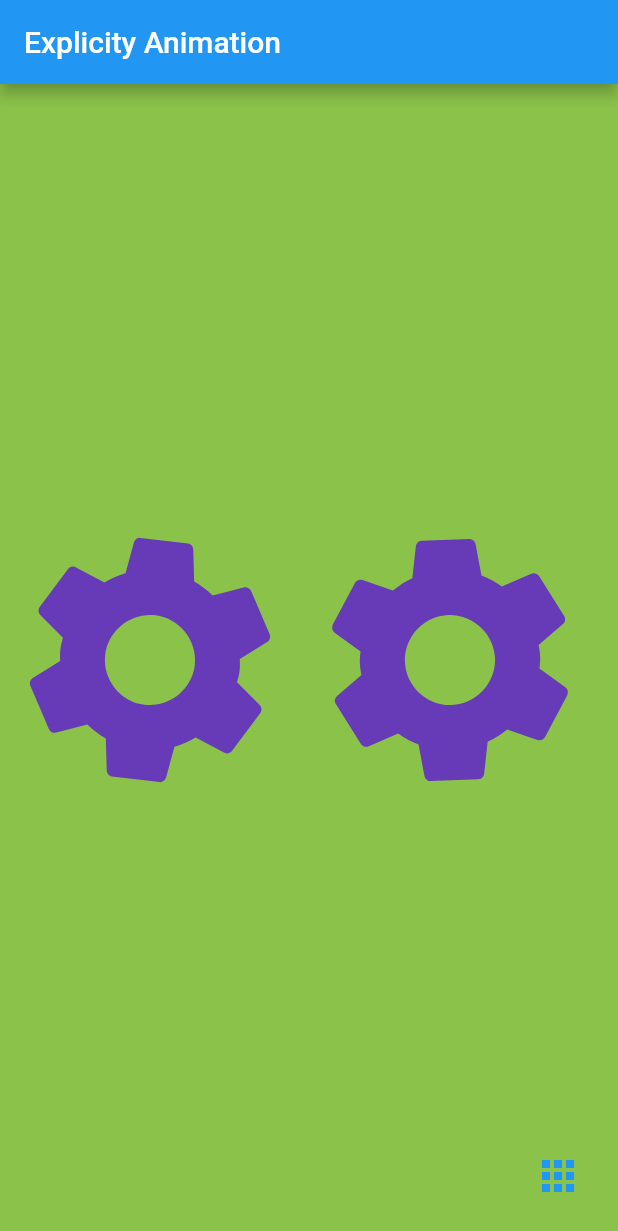
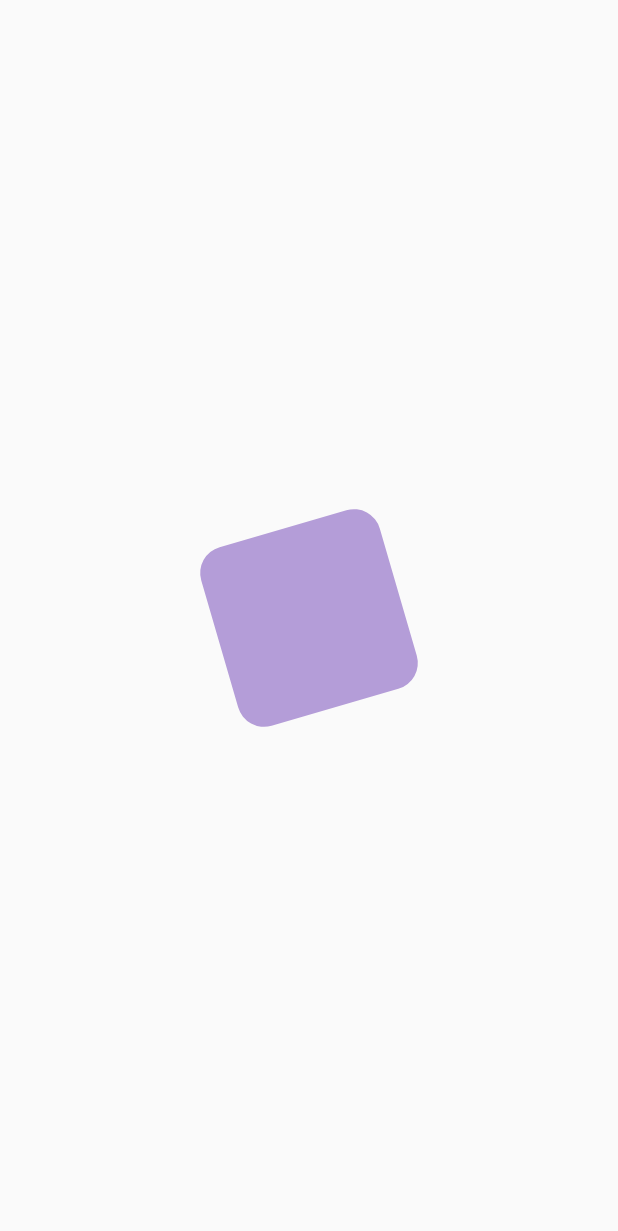
Before and after one commit to helenaAfshari/animations_flutter, a Flutter app: the screen it shows after launch, on a phone screen of 412 x 824 dp. Shown: the top 1231 px of the screen. Run offline on Flutter 3.47's test engine with Material 2 defaults, Android fonts, the phone set to English and light mode, and no system bars.

Commit message:
animations

```diff
--- a/lib/gen/assets.gen.dart
+++ b/lib/gen/assets.gen.dart
@@ -16,11 +16,14 @@ class $AssetsImagesGen {
   AssetGenImage get download =>
       const AssetGenImage('assets/images/download.png');
 
+  /// File path: assets/images/hln.jpg
+  AssetGenImage get hln => const AssetGenImage('assets/images/hln.jpg');
+
   /// File path: assets/images/ship.jpg
   AssetGenImage get ship => const AssetGenImage('assets/images/ship.jpg');
 
   /// List of all assets
-  List<AssetGenImage> get values => [download, ship];
+  List<AssetGenImage> get values => [download, hln, ship];
 }
 
 class Assets {
--- a/lib/main.dart
+++ b/lib/main.dart
@@ -3,6 +3,7 @@ import 'package:animations/move_anim.dart';
 import 'package:animations/rotation_anim.dart';
 import 'package:animations/scale_anim.dart';
 import 'package:animations/show_or_hid_anim.dart';
+import 'package:animations/twin_anim.dart';
 import 'package:flutter/material.dart';
 
 import 'container_boxdecoration.dart';
@@ -17,7 +18,7 @@ class MyApp extends StatelessWidget {
   @override
   Widget build(BuildContext context) {
     return MaterialApp(
-      home:  ExplicityAnimation(),
+      home:  TwinAnim(),
     );
   }
 }
--- /dev/null
+++ b/lib/twin_anim.dart
@@ -0,0 +1,55 @@
+
+
+
+
+import 'package:flutter/animation.dart';
+import 'package:flutter/cupertino.dart';
+import 'package:flutter/material.dart';
+import 'package:flutter/src/widgets/container.dart';
+import 'package:flutter/src/widgets/framework.dart';
+
+class TwinAnim extends StatefulWidget {
+  const TwinAnim({super.key});
+
+  @override
+  State<TwinAnim> createState() => _TwinAnimState();
+}
+
+class _TwinAnimState extends State<TwinAnim> with SingleTickerProviderStateMixin {
+
+  late AnimationController _animationController;
+  late final Animation<double>_rotateAnim= Tween<double>(begin: 0,end: 10).animate(_animationController);
+  late final Animation<double>_opacityAnim = Tween<double>(begin: 0.0,end: 1.0).animate(_animationController);
+  late final Animation<double>_containerAnim = Tween<double>(begin: 10,end: 200).animate(_animationController);
+  late final Animation<double>_borderRadiuseAnim = Tween<double>(begin: 0,end: 30).animate(_animationController);
+  late final Animation<Color?>_colorAnim  = ColorTween(begin: Colors.pink,end: Colors.blueAccent).animate(_animationController);
+
+   @override
+  void initState() {
+    super.initState();
+    _animationController=AnimationController(vsync: this,duration: const Duration(seconds: 3));
+    _animationController.repeat();
+  }
+  @override
+  Widget build(BuildContext context) {
+    return SafeArea(child: Scaffold(body: Center(
+      child: AnimatedBuilder(
+        animation: _animationController,
+        builder: (context, child) {
+            return Transform.rotate(
+              angle: _rotateAnim.value,
+              child: Opacity(
+                opacity: _opacityAnim.value,
+                child: Container(
+                  height: _containerAnim.value,
+                  width: _containerAnim.value,
+                  decoration:  BoxDecoration(
+                    color: _colorAnim.value,
+                    borderRadius: BorderRadius.circular(_borderRadiuseAnim.value),
+                  ),
+                ),),
+              );
+        },),
+    ) ,));
+  }
+}
```
Also changed, not shown: lib/instagram.dart (added, +101 -0 lines), assets/images/hln.jpg (added).
